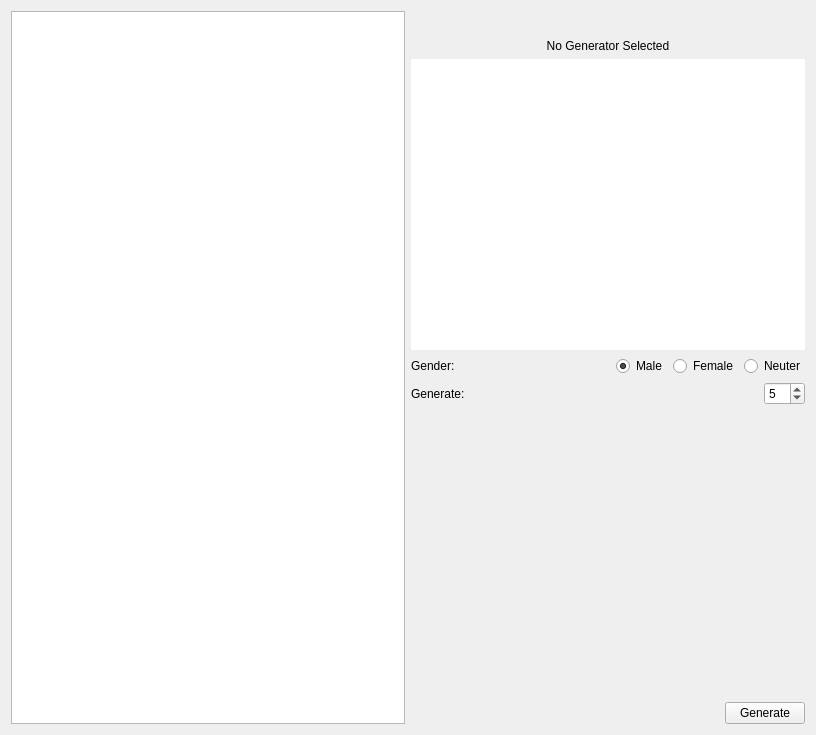
The window that fantasynamegeneratorwidget.ui (ganelonhb/QDMSuite) describes before a commit, drawn with Qt 5.
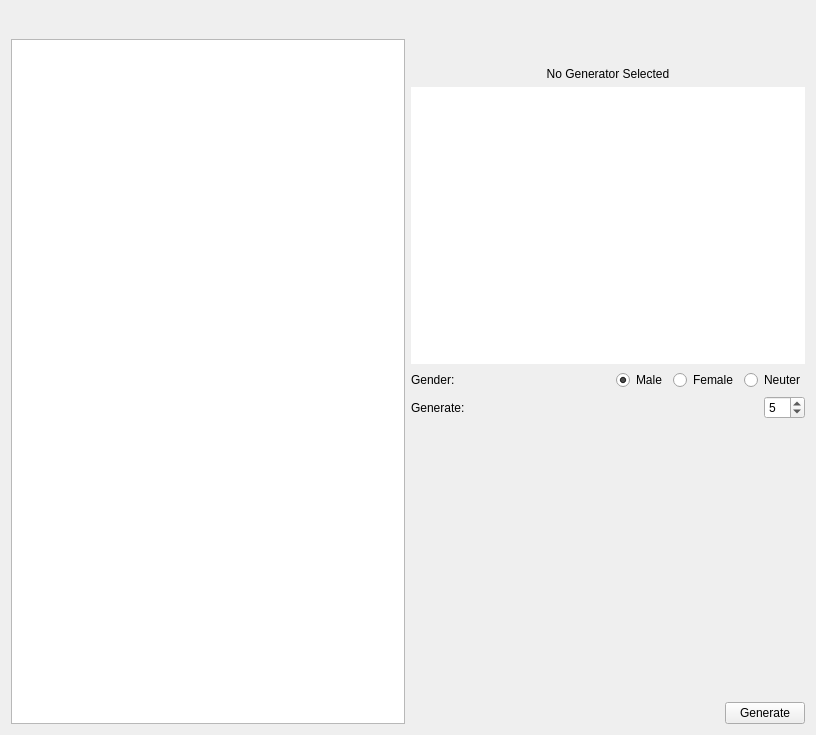
The same window after the commit. Icons and pictures are not drawn.

Patch:
```diff
--- a/fantasynamegeneratorwidget.ui
+++ b/fantasynamegeneratorwidget.ui
@@ -14,7 +14,10 @@
    <string>Form</string>
   </property>
   <layout class="QGridLayout" name="gridLayout">
-   <item row="0" column="1">
+   <item row="1" column="0">
+    <widget class="QTreeView" name="treeView"/>
+   </item>
+   <item row="1" column="1">
     <layout class="QGridLayout" name="gridLayout_2">
      <item row="7" column="0">
       <layout class="QGridLayout" name="gridLayout_3">
@@ -208,7 +211,35 @@
     </layout>
    </item>
    <item row="0" column="0">
-    <widget class="QTreeView" name="treeView"/>
+    <layout class="QHBoxLayout" name="horizontalLayout_4">
+     <item>
+      <spacer name="horizontalSpacer_5">
+       <property name="orientation">
+        <enum>Qt::Orientation::Horizontal</enum>
+       </property>
+       <property name="sizeHint" stdset="0">
+        <size>
+         <width>40</width>
+         <height>20</height>
+        </size>
+       </property>
+      </spacer>
+     </item>
+     <item>
+      <widget class="QPushButton" name="downloadPushButton">
+       <property name="text">
+        <string/>
+       </property>
+       <property name="icon">
+        <iconset resource="res.qrc">
+         <normaloff>:/ui/icons/symbolic-dark/cloud-download.svg</normaloff>:/ui/icons/symbolic-dark/cloud-download.svg</iconset>
+       </property>
+       <property name="flat">
+        <bool>true</bool>
+       </property>
+      </widget>
+     </item>
+    </layout>
    </item>
   </layout>
  </widget>
```
Left out of the diff: 6 changed lines with no effect on the pictures.
